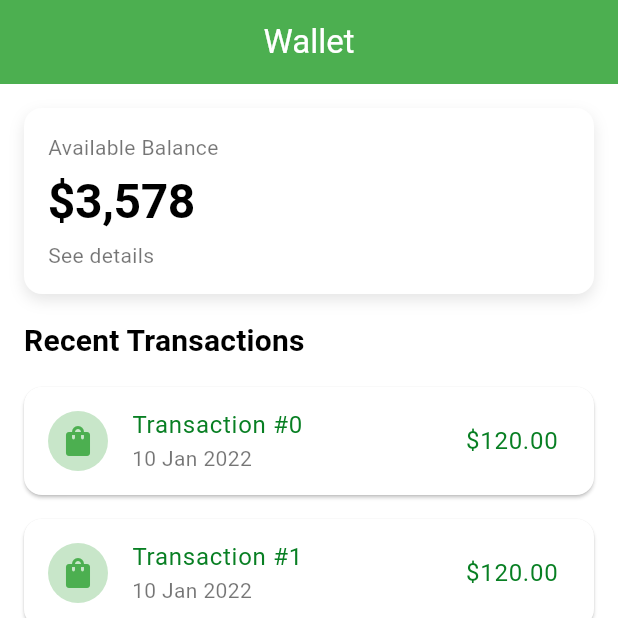
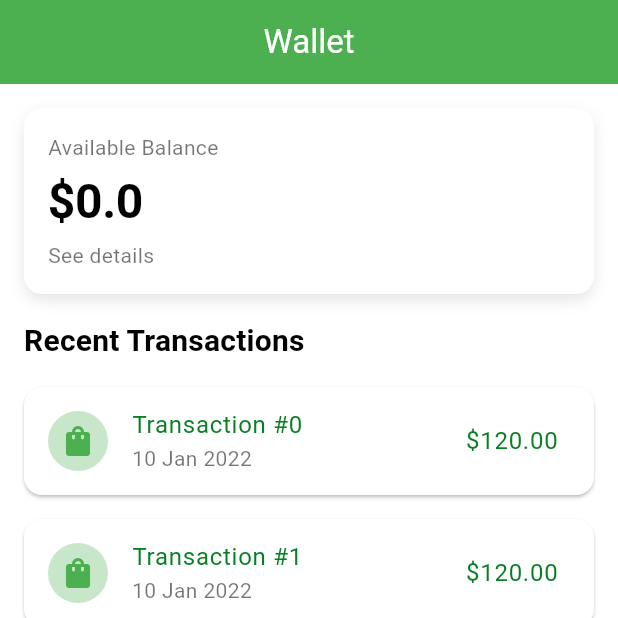
Before and after one commit to platzi/curso-flutter-firebase, a Flutter app: the WalletScreen screen opened by its route, on a phone screen of 412 x 824 dp, the top half of it. Run offline on Flutter 3.47's test engine with Material 3 defaults, Android fonts, the light colour scheme and no system bars; our stand-ins replace cloud_firestore, firebase_auth, firebase_core, fl_chart, flutter_bloc, go_router; accounts and stored records are empty.

Commit message:
bloc builder wallet_screen part 1

```diff
--- a/lib/screens/wallet_screen.dart
+++ b/lib/screens/wallet_screen.dart
@@ -1,4 +1,7 @@
 import 'package:flutter/material.dart';
+import 'package:flutter_bloc/flutter_bloc.dart';
+import 'package:personal_finance/blocs/income_expense/income_expense_bloc.dart';
+import 'package:personal_finance/blocs/income_expense/income_expense_state.dart';
 import '../widgets/balance_card.dart';
 import '../widgets/transaction_list.dart';
 
@@ -20,10 +23,39 @@ class WalletScreen extends StatelessWidget {
           crossAxisAlignment: CrossAxisAlignment.stretch,
           children: [
             // Tarjeta de Balance
-            const BalanceCard(
-              title: 'Available Balance',
-              amount: '\$3,578',
-              subtitle: 'See details',
+            BlocBuilder<IncomeExpenseBloc, IncomeExpenseState>(
+              builder: (context, state) {
+                if (state is TransactionLoading) {
+                  return const BalanceCard(
+                    title: 'Available Balance',
+                    amount: '\$0',
+                    subtitle: 'See details',
+                  );
+                } else if (state is TransactionLoaded) {
+                  final balance = state.transactions.fold<double>(
+                      0,
+                      (sum, transaction) =>
+                          transaction.type == 'income' ? sum + transaction.amount : sum - transaction.amount);
+
+                  return BalanceCard(
+                    title: 'Available Balance',
+                    amount: '\$${balance.toString()}',
+                    subtitle: 'See details',
+                  );
+                } else if (state is TransactionError) {
+                  return const BalanceCard(
+                    title: 'Available Balance',
+                    amount: '\$0',
+                    subtitle: 'See details',
+                  );
+                } else {
+                  return const BalanceCard(
+                    title: 'Available Balance',
+                    amount: '\$0',
+                    subtitle: 'See details',
+                  );
+                }
+              },
             ),
             const SizedBox(height: 16),
 
```
